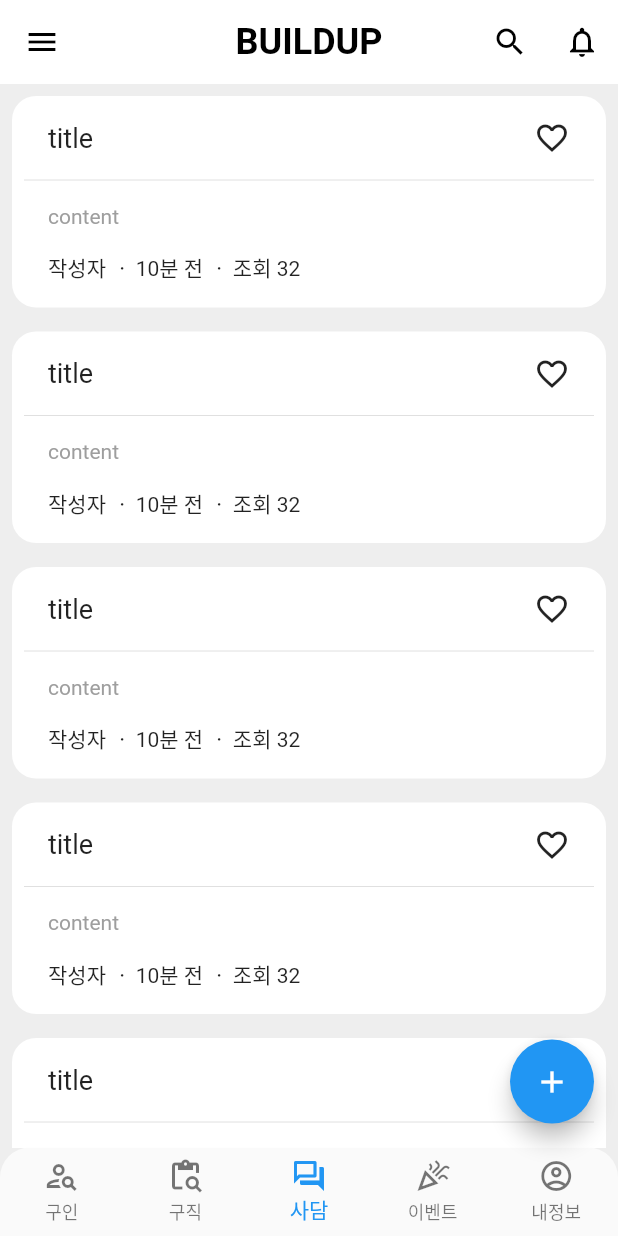
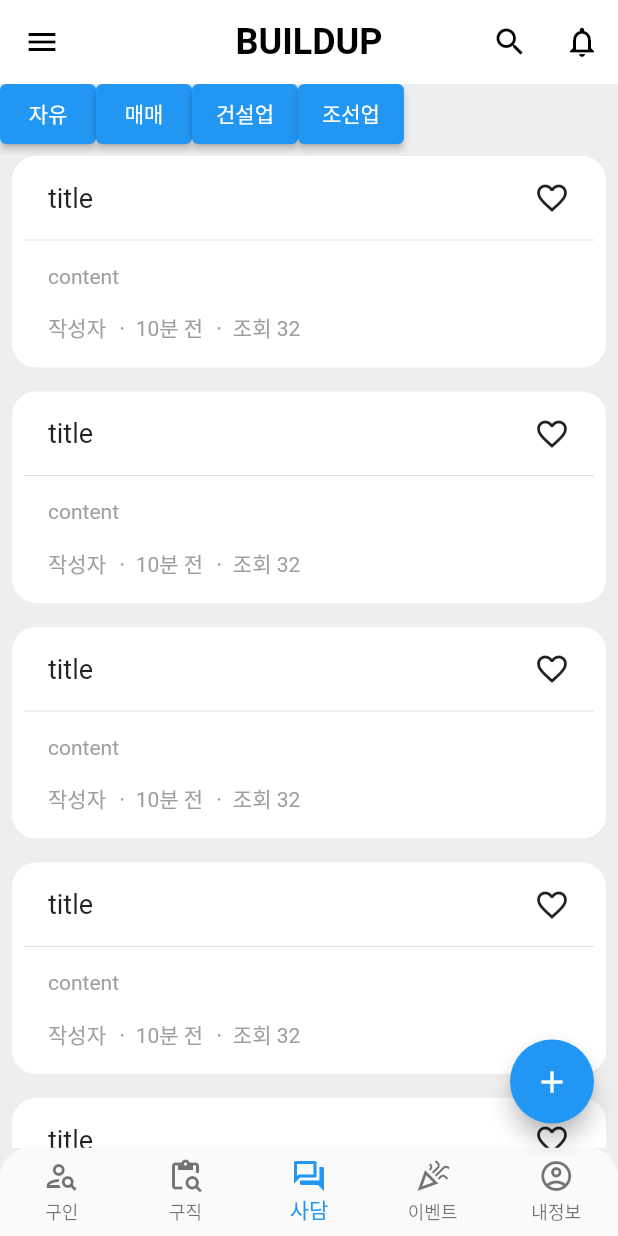
Before and after one commit to Trouble-makerz/buildup-flutter, a Flutter app: the screen it shows after launch, item 3 of the bottom bar chosen, on a phone screen of 412 x 824 dp. Run offline on Flutter 3.47's test engine with Material 2 defaults, Android fonts, the light colour scheme and no system bars; drawn by our look-alikes of flutter_speed_dial.

Commit message:
Design: add tab button

```diff
--- a/lib/page/home_page.dart
+++ b/lib/page/home_page.dart
@@ -24,14 +24,6 @@
     '사담' : ['자유', '매매', '건설업', '조선업'],
   };
 
-  List<Widget> screens = [
-    WantPeopleScreen(),
-    WantJobScreen(),
-    FreeTalkScreen(),
-    EventScreen(),
-    SettingScreen(),
-  ];
-
   onItemTapped(int index) {
     setState(() {
       _selectedIdx = index;
@@ -40,6 +32,15 @@
 
   @override
   Widget build(BuildContext context) {
+
+    List<Widget> screens = [
+      WantPeopleScreen(tabList: typeList['구인/구직']!),
+      WantJobScreen(tabList: typeList['구인/구직']!),
+      FreeTalkScreen(tabList: typeList['사담']!),
+      EventScreen(),
+      SettingScreen(),
+    ];
+
     return MaterialApp(
       home: Scaffold(
         backgroundColor: Colors.grey[200],
--- a/lib/screen/free_talk_screen.dart
+++ b/lib/screen/free_talk_screen.dart
@@ -1,20 +1,60 @@
+
+import 'dart:developer';
 
 import 'package:flutter/material.dart';
 
 import '../widget/post_item.dart';
 
-class FreeTalkScreen extends StatelessWidget {
-  const FreeTalkScreen({Key? key}) : super(key: key);
+class FreeTalkScreen extends StatefulWidget {
+  const FreeTalkScreen({Key? key, required this.tabList}) : super(key: key);
+
+  final List<String> tabList;
 
   @override
+  State<FreeTalkScreen> createState() => _FreeTalkScreenState();
+}
+
+class _FreeTalkScreenState extends State<FreeTalkScreen> {
+  @override
   Widget build(BuildContext context) {
+    log('${widget.tabList}');
     return Scaffold(
       backgroundColor: Colors.grey[200],
-      body: ListView.builder(
-        itemCount: 10,
-        itemBuilder: (context, index) {
-          return PostItem();
-        }
+      body: PageView.builder(
+        itemCount: widget.tabList.length,
+        itemBuilder: (BuildContext context, int index) {
+          return Scaffold(
+            backgroundColor: Colors.grey[200],
+            body: Column(
+              children: [
+                SizedBox(
+                  height: 40,
+                  child: ListView.builder(
+                    scrollDirection: Axis.horizontal,
+                    itemCount: widget.tabList.length,
+                    itemBuilder: (BuildContext context, int index) {
+                      return ElevatedButton(
+                        onPressed: () {
+                          setState(() {});
+                        },
+                        child: Text(widget.tabList[index]),
+                      );
+                    },
+                  ),
+                ),
+                Expanded(
+                  child: ListView.builder(
+                    shrinkWrap: true,
+                    itemCount: 10,
+                    itemBuilder: (context, index) {
+                      return PostItem();
+                    }
+                  ),
+                ),
+              ],
+            ),
+          );
+        },
       ),
     );
   }
--- a/lib/widget/post_item.dart
+++ b/lib/widget/post_item.dart
@@ -40,7 +40,7 @@
                 ),
                 Padding(
                   padding: const EdgeInsets.symmetric(vertical: 8, horizontal: 16),
-                  child: Text('작성자 ㆍ 10분 전 ㆍ 조회 32'),
+                  child: Text('작성자 ㆍ 10분 전 ㆍ 조회 32', style: TextStyle(color: Colors.grey)),
                 )
               ],
             ),
```
Also changed, not shown: lib/screen/want_job_screen.dart (+38 -7 lines), lib/screen/want_people_screen.dart (+22 -9 lines).
